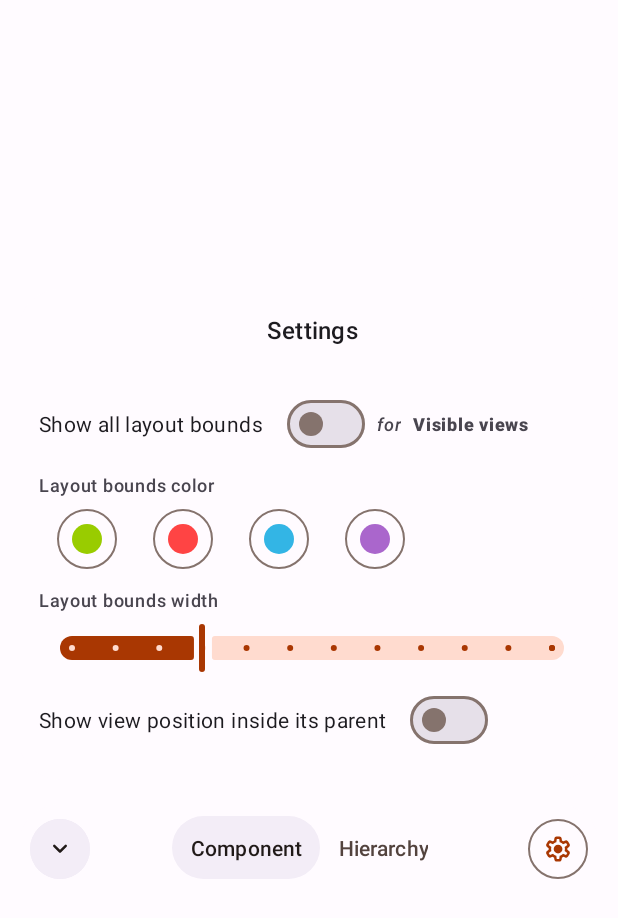
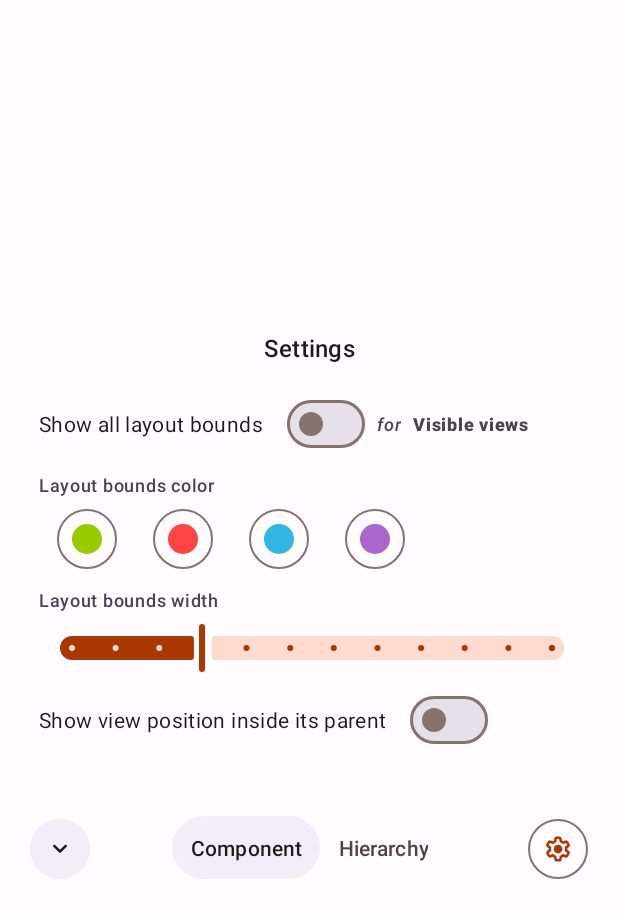
Before and after one commit to DrHowdyDoo/LayoutInspector, an Android app: the layout assistant_layout.xml on its own in the app's theme, with its tools: preview values and no code run, on a phone screen of 412 x 824 dp. Shown: the top 918 px of the screen. Run offline under Robolectric (Android 15) with nearby library versions, the phone set to English and light mode, and no system bars.

```diff
--- a/app/build.gradle.kts
+++ b/app/build.gradle.kts
@@ -10,8 +10,8 @@ android {
         applicationId = "com.drhowdydoo.layoutinspector"
         minSdk = 29
         targetSdk = 34
-        versionCode = 7
-        versionName = "1.0.2"
+        versionCode = 8
+        versionName = "1.0.3"
 
         testInstrumentationRunner = "androidx.test.runner.AndroidJUnitRunner"
     }
--- a/app/src/main/java/com/drhowdydoo/layoutinspector/MainActivity.java
+++ b/app/src/main/java/com/drhowdydoo/layoutinspector/MainActivity.java
@@ -86,4 +86,5 @@ public class MainActivity extends AppCompatActivity {
         super.onPause();
         ACTIVITY_RESUMED = true;
     }
+
 }
--- a/app/src/main/java/com/drhowdydoo/layoutinspector/service/AssistSession.java
+++ b/app/src/main/java/com/drhowdydoo/layoutinspector/service/AssistSession.java
@@ -339,4 +339,5 @@ public class AssistSession extends VoiceInteractionSession {
         DistanceArrowDrawer.setArrowSet(viewNodes.get(viewNodePointer).getArrowSet());
     }
 
+
 }
--- a/app/src/main/res/layout-land/assistant_layout.xml
+++ b/app/src/main/res/layout-land/assistant_layout.xml
@@ -118,7 +118,6 @@
             app:layout_constraintEnd_toEndOf="parent"
             app:layout_constraintHorizontal_bias="0"
             app:layout_constraintStart_toEndOf="@+id/card_bg"
-            app:layout_constraintTop_toTopOf="@+id/card_bg"
             app:layout_constraintWidth_max="400dp"
             tools:visibility="visible" />
 
--- a/app/src/main/res/layout/assistant_layout.xml
+++ b/app/src/main/res/layout/assistant_layout.xml
@@ -110,14 +110,18 @@
             android:id="@+id/settings_layout"
             layout="@layout/settings_layout"
             android:layout_width="0dp"
-            app:layout_constraintWidth_max="420dp"
             android:layout_height="wrap_content"
             android:layout_marginHorizontal="12dp"
             android:layout_marginBottom="16dp"
             android:visibility="invisible"
+            android:layout_marginTop="8dp"
+            app:layout_constraintVertical_bias="1"
+            app:layout_constrainedHeight="true"
             app:layout_constraintBottom_toTopOf="@+id/card_bg"
             app:layout_constraintEnd_toEndOf="parent"
             app:layout_constraintStart_toStartOf="parent"
+            app:layout_constraintTop_toTopOf="parent"
+            app:layout_constraintWidth_max="420dp"
             tools:visibility="visible" />
 
     </androidx.constraintlayout.widget.ConstraintLayout>
--- a/app/src/main/res/layout/settings_layout.xml
+++ b/app/src/main/res/layout/settings_layout.xml
@@ -9,13 +9,9 @@
     tools:ignore="HardCodedText"
     app:cardCornerRadius="28dp">
 
-
     <LinearLayout
         android:layout_width="match_parent"
         android:layout_height="wrap_content"
-        android:layout_marginStart="14dp"
-        android:layout_marginEnd="10dp"
-        android:layout_marginVertical="16dp"
         android:orientation="vertical">
 
         <TextView
@@ -23,16 +19,30 @@
             android:layout_height="wrap_content"
             android:text="Settings"
             android:gravity="center"
+            android:layout_marginTop="16dp"
             android:textAppearance="@style/TextAppearance.Material3.TitleMedium"/>
+
+        <ScrollView
+            android:layout_width="match_parent"
+            android:layout_height="wrap_content"
+            android:scrollbars="none">
+
+            <LinearLayout
+                android:layout_width="match_parent"
+                android:layout_height="wrap_content"
+                android:layout_marginStart="14dp"
+                android:layout_marginEnd="10dp"
+                android:paddingVertical="16dp"
+                android:clipToPadding="false"
+                android:orientation="vertical">
 
                 <HorizontalScrollView
                     android:layout_width="match_parent"
                     android:layout_height="wrap_content">
 
                     <LinearLayout
-                android:layout_width="match_parent"
+                        android:layout_width="wrap_content"
                         android:layout_height="wrap_content"
-                android:layout_marginTop="28dp"
                         android:orientation="horizontal">
 
                         <com.google.android.material.materialswitch.MaterialSwitch
@@ -161,4 +171,10 @@
 
             </LinearLayout>
 
+        </ScrollView>
+
+    </LinearLayout>
+
+
+
 </com.google.android.material.card.MaterialCardView>
--- a/build.gradle.kts
+++ b/build.gradle.kts
@@ -1,4 +1,4 @@
 // Top-level build file where you can add configuration options common to all sub-projects/modules.
 plugins {
-    id("com.android.application") version "8.3.0" apply false
+    id("com.android.application") version "8.4.2" apply false
 }
```
Also changed, not shown: gradle/wrapper/gradle-wrapper.properties. Lines whose indentation alone changed are shown as unchanged.
